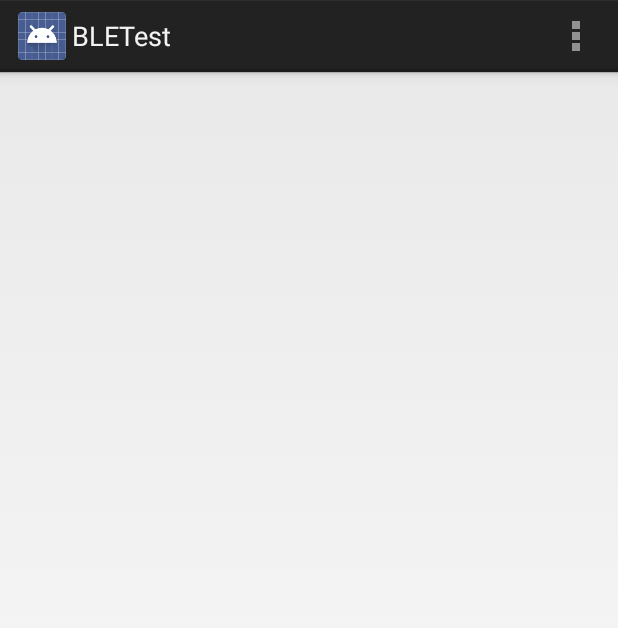
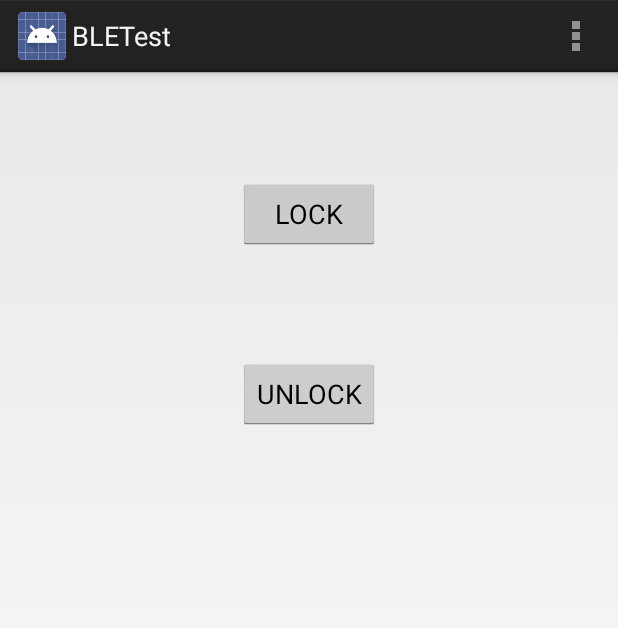
Before and after one commit to dinopants174/POE_Bike_Lock, an Android app: the screen it shows after launch (MainActivity), on a phone screen of 412 x 824 dp. Shown: the top 628 px of the screen. Run offline under Robolectric (Android 15) with nearby library versions, the light colour scheme and no system bars; 1 statement that could not run was skipped.

Commit message:
Added buttons to app and modified Arduino code to recieve buttons

```diff
--- a/BTLETest/app/src/main/java/com/tonydicola/bletest/app/MainActivity.java
+++ b/BTLETest/app/src/main/java/com/tonydicola/bletest/app/MainActivity.java
@@ -13,6 +13,7 @@ import android.util.Log;
 import android.view.Menu;
 import android.view.MenuItem;
 import android.view.View;
+import android.widget.Button;
 import android.widget.EditText;
 import android.widget.TextView;
 
@@ -37,8 +38,12 @@ public class MainActivity extends Activity {
     Boolean set_timer;
     TimerTask read_rssi_task;
 
+
     // UI elements
     private TextView rssi_text_view;
+    private Button b1;
+    private Button b2;
+
 
     // BTLE state
     private BluetoothAdapter adapter;
@@ -47,6 +52,8 @@ public class MainActivity extends Activity {
     private BluetoothGattCharacteristic rx;
 
     String rssi_string;
+    String unlock_command = "u";
+    String lock_command = "l";
 
     // Main BTLE device callback where much of the logic occurs.
     private BluetoothGattCallback callback = new BluetoothGattCallback() {
@@ -129,6 +136,7 @@ public class MainActivity extends Activity {
         super.onCreate(savedInstanceState);
         setContentView(R.layout.activity_main);
         // Grab references to UI elements.
+
         read_rssi_task = new TimerTask() {
             @Override
             public void run() {
@@ -137,10 +145,31 @@ public class MainActivity extends Activity {
         };
         rssi_text_view = (TextView) findViewById(R.id.rssi_text);
 
+        b1 = (Button) findViewById(R.id.unlock_button);
+        b2 = (Button) findViewById(R.id.lock_button);
+
+        b1.setOnClickListener(myhandler1);
+        b2.setOnClickListener(myhandler2);
+
 
         adapter = BluetoothAdapter.getDefaultAdapter();
+
         //create Timer here
     }    // BTLE device scanning callback.
+
+    View.OnClickListener myhandler1 = new View.OnClickListener(){
+        public void onClick(View v){
+            tx.setValue(unlock_command.getBytes(Charset.forName("UTF-8")));
+            gatt.writeCharacteristic(tx);
+        }
+    };
+
+    View.OnClickListener myhandler2 = new View.OnClickListener(){
+        public void onClick(View v){
+            tx.setValue(lock_command.getBytes(Charset.forName("UTF-8")));
+            gatt.writeCharacteristic(tx);
+        }
+    };
 
     private LeScanCallback scanCallback = new LeScanCallback() {
         // Called when a device is found.
@@ -161,6 +190,11 @@ public class MainActivity extends Activity {
     @Override
     protected void onResume() {
         super.onResume();
+
+        timer = new Timer();
+
+        timer.schedule(read_rssi_task, 0, 1000);
+        set_timer = true;
         // Scan for all BTLE devices.
         // The first one with the UART service will be chosen--see the code in the scanCallback.
         adapter.startLeScan(scanCallback);
--- a/BTLETest/app/src/main/res/layout/activity_main.xml
+++ b/BTLETest/app/src/main/res/layout/activity_main.xml
@@ -15,5 +15,24 @@
         android:layout_alignParentRight="true"
         android:layout_alignParentTop="true"/>
 
+    <Button
+        android:layout_width="wrap_content"
+        android:layout_height="wrap_content"
+        android:text="LOCK"
+        android:id="@+id/lock_button"
+        android:layout_below="@+id/rssi_text"
+        android:layout_marginTop="35dp"
+        android:layout_alignEnd="@+id/unlock_button"
+        android:layout_alignStart="@+id/unlock_button" />
+
+    <Button
+        android:layout_width="wrap_content"
+        android:layout_height="wrap_content"
+        android:text="UNLOCK"
+        android:id="@+id/unlock_button"
+        android:layout_marginTop="72dp"
+        android:layout_below="@+id/lock_button"
+        android:layout_centerHorizontal="true" />
+
 
 </RelativeLayout>
```
Also changed, not shown: 1 other file.
